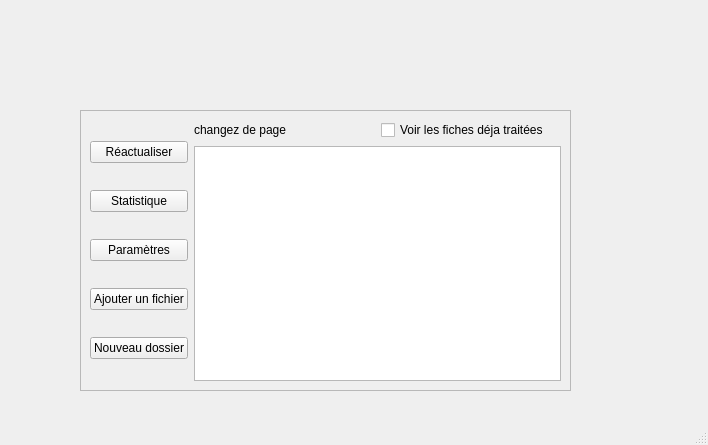
The window that UI/changementDePage.ui (Guillaume-Chauveau/CatalogageDeDocumentDeLaDIBISO) describes before a commit, drawn with Qt 5.
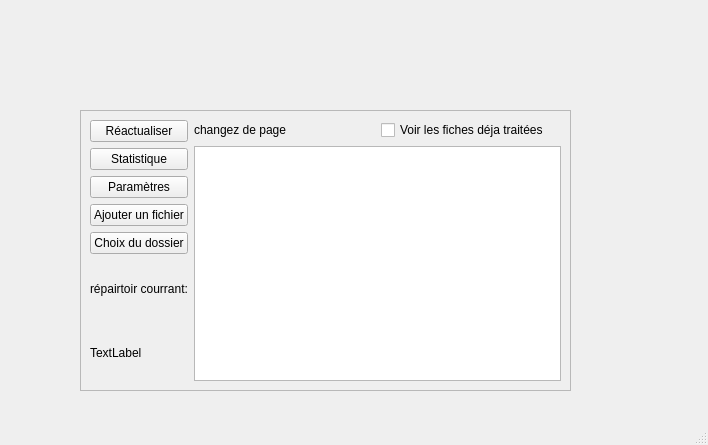
The same window after the commit.

Commit message: ajout d'un repère textuelle pour savoir dans quelle dossier on est

Diff of the .ui file:
```diff
--- a/UI/changementDePage.ui
+++ b/UI/changementDePage.ui
@@ -63,10 +63,28 @@
        <item>
         <widget class="QPushButton" name="ChoisirUnNouveauDossierDeBase">
          <property name="text">
-          <string>Nouveau dossier</string>
+          <string>Choix du dossier</string>
          </property>
         </widget>
        </item>
+       <item>
+        <layout class="QVBoxLayout" name="verticalLayout_3">
+         <item>
+          <widget class="QLabel" name="label_2">
+           <property name="text">
+            <string>répairtoir courrant:</string>
+           </property>
+          </widget>
+         </item>
+         <item>
+          <widget class="QLabel" name="AfficheDossier">
+           <property name="text">
+            <string>TextLabel</string>
+           </property>
+          </widget>
+         </item>
+        </layout>
+       </item>
       </layout>
      </item>
      <item>
```
The commit also changes 1 other file.
